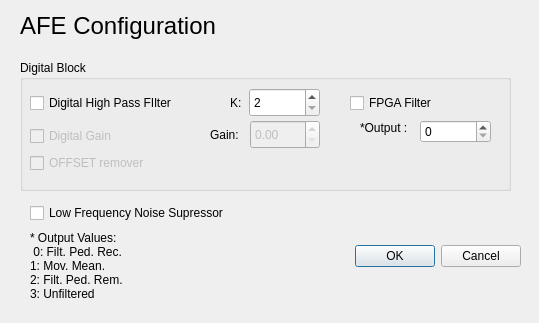
Qt form dialogafeconfiguration.ui (ecristal/daphne_gui) before a commit.
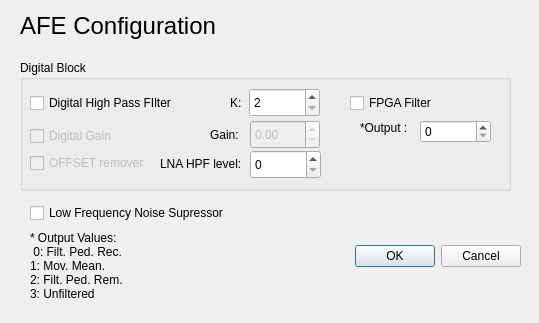
The same form after that commit.

What changed in the file:
```diff
--- a/dialogafeconfiguration.ui
+++ b/dialogafeconfiguration.ui
@@ -201,6 +201,35 @@
      <string>*Output :</string>
     </property>
    </widget>
+   <widget class="QLabel" name="label_6">
+    <property name="geometry">
+     <rect>
+      <x>140</x>
+      <y>94</y>
+      <width>91</width>
+      <height>20</height>
+     </rect>
+    </property>
+    <property name="text">
+     <string>LNA HPF level:</string>
+    </property>
+   </widget>
+   <widget class="QSpinBox" name="spinBoxLNAHPFlevel">
+    <property name="geometry">
+     <rect>
+      <x>230</x>
+      <y>90</y>
+      <width>71</width>
+      <height>29</height>
+     </rect>
+    </property>
+    <property name="minimum">
+     <number>0</number>
+    </property>
+    <property name="maximum">
+     <number>3</number>
+    </property>
+   </widget>
   </widget>
   <widget class="QCheckBox" name="checkBox_3">
    <property name="enabled">
```
